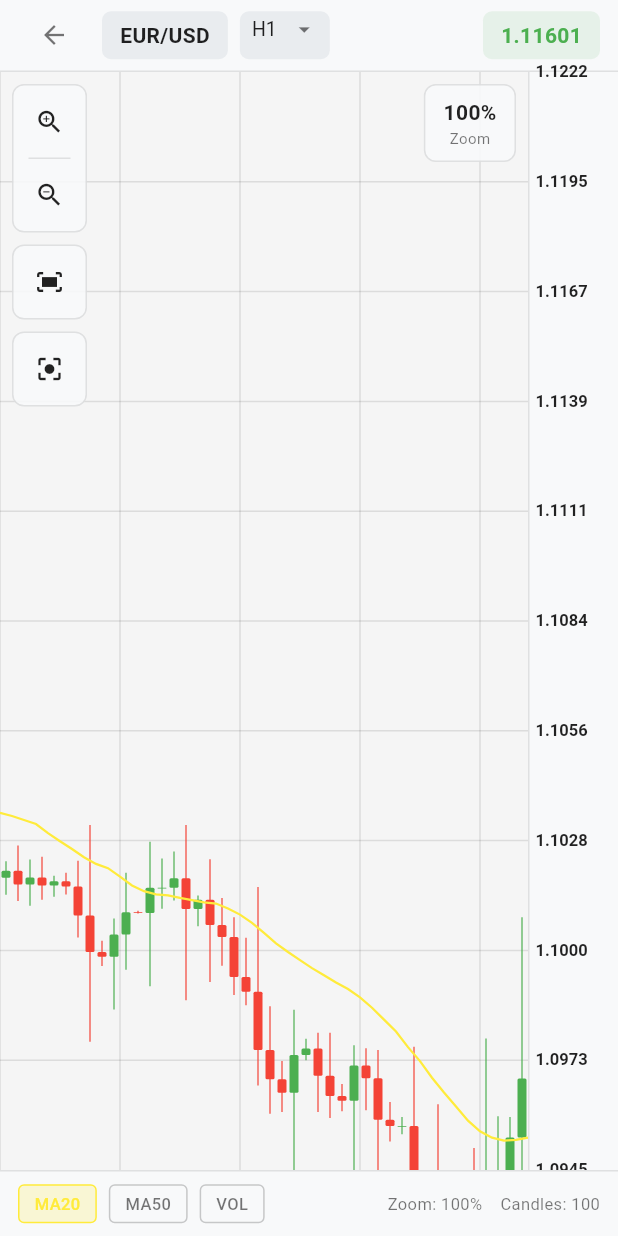
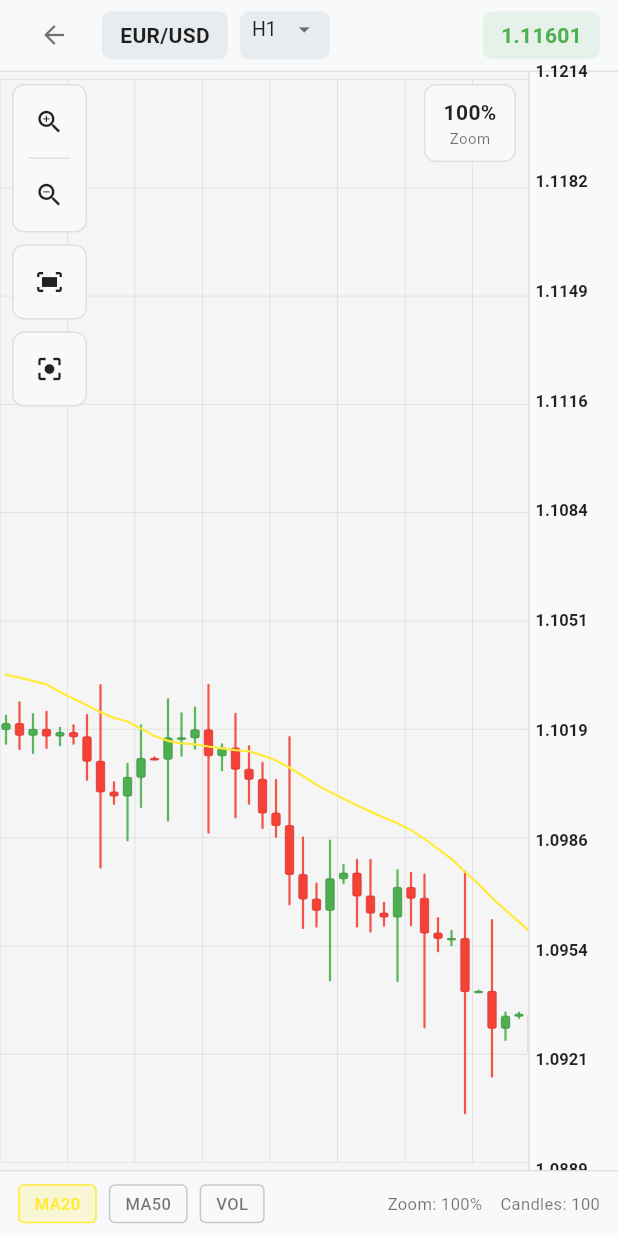
Before and after one commit to faifan143/syp_forex_app, a Flutter app: the ComprehensivePaperTradingPage screen opened directly, after a tap on the "fullscreen" icon, on a phone screen of 412 x 824 dp. Run offline on Flutter 3.47's test engine with Material 3 defaults, Android fonts, the phone set to English and light mode, and no system bars; our stand-ins replace get, iconly, pull_to_refresh, shared_preferences; accounts and stored records are empty; network calls fail.

Commit message:
Refactor FullscreenChartPage for improved candle visualization and interaction
- Enhanced candle visibility by calculating the visible range based on scroll and zoom levels.
- Implemented adaptive buffer for price range calculations to ensure better chart readability.
- Improved scroll sensitivity and zoom functionality for a more intuitive user experience.
- Added initial chart viewport settings to ensure proper display of recent data.
- Updated ChartPainter for better rendering of candles and grid lines, including improved margins and visibility adjustments.

```diff
--- a/lib/pages/fullscreen_chart_page.dart
+++ b/lib/pages/fullscreen_chart_page.dart
@@ -193,35 +193,55 @@ class _FullscreenChartPageState extends State<FullscreenChartPage>
       currentPrice = _candles.last['close']!;
     }
 
-    // Focus on recent candles (last 50) for better visualization
-    final recentCandles = _candles.length > 50
-        ? _candles.sublist(_candles.length - 50)
-        : _candles;
-
-    // Find min/max from recent candles
+    // Calculate visible candle range based on scroll and zoom
+    final startIdx = _scrollOffset.floor().clamp(0, _candles.length - 1);
+    final endIdx = (startIdx + _visibleCandleCount).clamp(0, _candles.length);
+
+    // Get visible candles for price range calculation
+    final visibleCandles = _candles.sublist(startIdx, endIdx);
+
+    // If no visible candles, use recent candles as fallback
+    final candlesForRange = visibleCandles.isNotEmpty
+        ? visibleCandles
+        : (_candles.length > 50 ? _candles.sublist(_candles.length - 50) : _candles);
+
+    // Find min/max from visible candles
     double minPrice = double.infinity;
     double maxPrice = double.negativeInfinity;
 
-    for (final candle in recentCandles) {
+    for (final candle in candlesForRange) {
       minPrice = minPrice < candle['low']! ? minPrice : candle['low']!;
       maxPrice = maxPrice > candle['high']! ? maxPrice : candle['high']!;
     }
 
-    // Ensure current price is included
-    minPrice = minPrice < currentPrice ? minPrice : currentPrice;
-    maxPrice = maxPrice > currentPrice ? maxPrice : currentPrice;
-
-    // Add a small buffer
-    final buffer = (maxPrice - minPrice) * 0.1; // 10% buffer
+    // Ensure current price is included if it's within visible range
+    if (visibleCandles.isNotEmpty) {
+      minPrice = minPrice < currentPrice ? minPrice : currentPrice;
+      maxPrice = maxPrice > currentPrice ? maxPrice : currentPrice;
+    }
+
+    // Add adaptive buffer based on price range
+    final priceRange = maxPrice - minPrice;
+    final buffer = priceRange > 0 ? (priceRange * 0.05).clamp(0.0001, 0.01) : 0.01; // 5% buffer, min 0.0001, max 0.01
+
+    // Ensure minimum price range for visibility
+    final minPriceRange = 0.001; // Minimum 0.1% range
+    if (priceRange < minPriceRange) {
+      final center = (maxPrice + minPrice) / 2;
+      minPrice = center - minPriceRange / 2;
+      maxPrice = center + minPriceRange / 2;
+    }
 
     // Check for significant price range changes
     if (_lastMinPrice != 0.0 && _lastMaxPrice != 0.0) {
       final minChange = (minPrice - buffer - _lastMinPrice).abs();
       final maxChange = (maxPrice + buffer - _lastMaxPrice).abs();
       final significantChange =
-          minChange > 0.01 || maxChange > 0.01; // 1% change threshold
-
-      if (significantChange) {}
+          minChange > 0.001 || maxChange > 0.001; // 0.1% change threshold
+
+      if (significantChange) {
+        // Price range changed significantly, update
+      }
     }
 
     setState(() {
@@ -237,8 +257,18 @@ class _FullscreenChartPageState extends State<FullscreenChartPage>
 
   void _handleScroll(double delta) {
     setState(() {
-      _scrollOffset = (_scrollOffset - delta / (_candleWidth * _zoomLevel))
-          .clamp(0, (_candles.length - _visibleCandleCount).toDouble());
+      // Calculate actual candle spacing for better scroll sensitivity
+      final actualCandleWidth = (_candleWidth * _zoomLevel).clamp(2.0, 20.0);
+      final candleSpacing = actualCandleWidth + 1.0;
+
+      // Adjust scroll sensitivity based on zoom level
+      final scrollSensitivity = 1.0 / candleSpacing;
+      final newScrollOffset = _scrollOffset - (delta * scrollSensitivity);
+
+      _scrollOffset = newScrollOffset.clamp(
+        0,
+        (_candles.length - _visibleCandleCount).toDouble().clamp(0, _candles.length.toDouble())
+      );
       _updatePriceRange();
     });
   }
@@ -251,24 +281,27 @@ class _FullscreenChartPageState extends State<FullscreenChartPage>
       // Provide haptic feedback for zoom actions
       HapticFeedback.lightImpact();
 
-      // Calculate new visible candle count
-      final newVisibleCount = (_visibleCandleCount / scale).round().clamp(
+      // Calculate new visible candle count based on zoom level
+      final baseVisibleCount = 100;
+      final newVisibleCount = (baseVisibleCount / newZoom).round().clamp(
         MIN_VISIBLE_CANDLES,
         MAX_VISIBLE_CANDLES,
       );
 
+      // Calculate actual candle spacing for focal point calculation
+      final oldCandleSpacing = (_candleWidth * oldZoom).clamp(2.0, 20.0) + 1.0;
+      final newCandleSpacing = (_candleWidth * newZoom).clamp(2.0, 20.0) + 1.0;
+
       // Adjust scroll to keep focal point stable
-      final focalCandle =
-          _scrollOffset + focalPoint.dx / (_candleWidth * oldZoom);
-      final newScrollOffset =
-          focalCandle - focalPoint.dx / (_candleWidth * newZoom);
+      final focalCandle = _scrollOffset + focalPoint.dx / oldCandleSpacing;
+      final newScrollOffset = focalCandle - focalPoint.dx / newCandleSpacing;
 
       setState(() {
         _zoomLevel = newZoom;
         _visibleCandleCount = newVisibleCount;
         _scrollOffset = newScrollOffset.clamp(
           0,
-          (_candles.length - _visibleCandleCount).toDouble(),
+          (_candles.length - _visibleCandleCount).toDouble().clamp(0, _candles.length.toDouble()),
         );
         _updatePriceRange();
       });
@@ -1045,6 +1078,23 @@ class _FullscreenChartPageState extends State<FullscreenChartPage>
       _updatePriceRange();
     });
   }
+
+  // Initialize chart with proper viewport settings
+  void _initializeChartViewport() {
+    if (_candles.isEmpty) return;
+
+    // Set initial scroll to show latest candles
+    _scrollOffset = (_candles.length - _visibleCandleCount).toDouble().clamp(
+      0,
+      _candles.length.toDouble(),
+    );
+
+    // Ensure proper initial zoom and candle count
+    _zoomLevel = 1.0;
+    _visibleCandleCount = 100;
+
+    _updatePriceRange();
+  }
 }
 
 // Chart Painter
@@ -1103,24 +1153,31 @@ class ChartPainter extends CustomPainter {
   void _drawGrid(Canvas canvas, Size size) {
     final paint = Paint()
       ..color = isDark
-          ? Colors.white.withOpacity(0.03)
+          ? Colors.white.withOpacity(0.05)
           : Colors.black.withOpacity(0.1)
-      ..strokeWidth = 1;
-
-    // Horizontal lines
-    for (int i = 1; i < 10; i++) {
-      final y = size.height * (i / 10);
+      ..strokeWidth = 0.5;
+
+    // Add margins for grid
+    final margin = 5.0;
+    final availableHeight = size.height - (2 * margin);
+
+    // Horizontal lines with proper margins
+    for (int i = 0; i <= 10; i++) {
+      final y = margin + availableHeight * (i / 10);
       canvas.drawLine(Offset(0, y), Offset(size.width, y), paint);
     }
 
-    // Vertical lines
-    final visibleWidth = candleWidth * zoomLevel * visibleCandleCount;
-    final candleSpacing = candleWidth * zoomLevel;
-
-    for (int i = 0; i < visibleCandleCount; i += 10) {
-      final x = i * candleSpacing;
-      if (x < size.width) {
-        canvas.drawLine(Offset(x, 0), Offset(x, size.height), paint);
+    // Vertical lines based on actual candle spacing
+    final actualCandleWidth = (candleWidth * zoomLevel).clamp(2.0, 20.0);
+    final candleSpacing = actualCandleWidth + 1.0;
+    final startIdx = scrollOffset.floor().clamp(0, candles.length - 1);
+    final endIdx = (startIdx + visibleCandleCount).clamp(0, candles.length);
+
+    // Draw vertical lines every 5 candles for better readability
+    for (int i = startIdx; i < endIdx; i += 5) {
+      final x = (i - scrollOffset) * candleSpacing;
+      if (x >= 0 && x <= size.width) {
+        canvas.drawLine(Offset(x, margin), Offset(x, size.height - margin), paint);
       }
     }
   }
@@ -1134,13 +1191,18 @@ class ChartPainter extends CustomPainter {
 
     final startIdx = scrollOffset.floor().clamp(0, candles.length - 1);
     final endIdx = (startIdx + visibleCandleCount).clamp(0, candles.length);
+
+    // Calculate actual candle width and spacing for better viewport utilization
+    final actualCandleWidth = (candleWidth * zoomLevel).clamp(2.0, 20.0);
+    final candleSpacing = actualCandleWidth + 1.0; // Small gap between candles
 
     int drawnCount = 0;
     for (int i = startIdx; i < endIdx && i < candles.length; i++) {
       final candle = candles[i];
-      final x = (i - scrollOffset) * candleWidth * zoomLevel;
-
-      if (x < -candleWidth * zoomLevel || x > size.width) continue;
+      final x = (i - scrollOffset) * candleSpacing;
+
+      // Skip candles outside viewport with proper bounds checking
+      if (x < -actualCandleWidth || x > size.width + actualCandleWidth) continue;
 
       final open = candle['open']!;
       final high = candle['high']!;
@@ -1149,64 +1211,95 @@ class ChartPainter extends CustomPainter {
 
       final isGreen = close >= open;
 
-      // Calculate Y positions (match Y-axis: higher prices at top)
-      // Simplified calculation: map price range to 0-height range
+      // Calculate Y positions with proper bounds checking
+      final margin = 5.0; // Top and bottom margin
+      final availableHeight = size.height - (2 * margin);
+
       final priceRatio = (open - minPrice) / priceRange;
-      final yOpen = size.height * (1 - priceRatio);
+      final yOpen = margin + availableHeight * (1 - priceRatio);
 
       final closeRatio = (close - minPrice) / priceRange;
-      final yClose = size.height * (1 - closeRatio);
+      final yClose = margin + availableHeight * (1 - closeRatio);
 
       final highRatio = (high - minPrice) / priceRange;
-      final yHigh = size.height * (1 - highRatio);
+      final yHigh = margin + availableHeight * (1 - highRatio);
 
       final lowRatio = (low - minPrice) / priceRange;
-      final yLow = size.height * (1 - lowRatio);
-
-      if (drawnCount < 2) {
-        // Only log first 2 candles to avoid spam
-      }
+      final yLow = margin + availableHeight * (1 - lowRatio);
+
+      // Clamp Y positions to stay within bounds
+      final clampedYHigh = yHigh.clamp(margin, size.height - margin);
+      final clampedYLow = yLow.clamp(margin, size.height - margin);
+      final clampedYOpen = yOpen.clamp(margin, size.height - margin);
+      final clampedYClose = yClose.clamp(margin, size.height - margin);
+
       drawnCount++;
 
-      // Draw wick
+      // Draw wick (high-low line) with improved visibility
       final wickPaint = Paint()
         ..color = isGreen
-            ? Colors.green.withOpacity(0.8)
-            : Colors.red.withOpacity(0.8)
-        ..strokeWidth = 1;
-
+            ? Colors.green.withOpacity(0.9)
+            : Colors.red.withOpacity(0.9)
+        ..strokeWidth = 1.5
+        ..strokeCap = StrokeCap.round;
+
+      final wickX = x + actualCandleWidth / 2;
       canvas.drawLine(
-        Offset(x + candleWidth * zoomLevel / 2, yHigh),
-        Offset(x + candleWidth * zoomLevel / 2, yLow),
+        Offset(wickX, clampedYHigh),
+        Offset(wickX, clampedYLow),
         wickPaint,
       );
 
-      // Draw body
+      // Draw body with improved rendering
       final bodyPaint = Paint()
         ..color = isGreen ? Colors.green : Colors.red
         ..style = PaintingStyle.fill;
 
-      final bodyTop = yOpen < yClose ? yOpen : yClose;
-      final bodyHeight = (yClose - yOpen).abs();
+      final bodyTop = clampedYOpen < clampedYClose ? clampedYOpen : clampedYClose;
+      final bodyHeight = (clampedYClose - clampedYOpen).abs();
 
       // Ensure minimum body height for visibility
-      final minBodyHeight = 0.5;
+      final minBodyHeight = 1.0;
       final actualBodyHeight = bodyHeight < minBodyHeight
           ? minBodyHeight
           : bodyHeight;
 
+      // Calculate body width with padding
+      final bodyWidth = (actualCandleWidth * 0.7).clamp(2.0, 15.0);
+      final bodyX = x + (actualCandleWidth - bodyWidth) / 2;
+
+      // Draw body rectangle with rounded corners
       canvas.drawRRect(
         RRect.fromRectAndRadius(
           Rect.fromLTWH(
-            x + 1,
+            bodyX,
             bodyTop,
-            candleWidth * zoomLevel - 2,
+            bodyWidth,
             actualBodyHeight,
           ),
           const Radius.circular(1),
         ),
         bodyPaint,
       );
+
+      // Draw body outline for better definition
+      final outlinePaint = Paint()
+        ..color = isGreen ? Colors.green.shade700 : Colors.red.shade700
+        ..style = PaintingStyle.stroke
+        ..strokeWidth = 0.5;
+
+      canvas.drawRRect(
+        RRect.fromRectAndRadius(
+          Rect.fromLTWH(
+            bodyX,
+            bodyTop,
+            bodyWidth,
+            actualBodyHeight,
+          ),
+          const Radius.circular(1),
+        ),
+        outlinePaint,
+      );
     }
   }
 
@@ -1216,13 +1309,22 @@ class ChartPainter extends CustomPainter {
     final paint = Paint()
       ..color = color
       ..strokeWidth = 1.5
-      ..style = PaintingStyle.stroke;
+      ..style = PaintingStyle.stroke
+      ..strokeCap = StrokeCap.round;
 
     final path = Path();
     bool firstPoint = true;
 
     final startIdx = scrollOffset.floor();
     final endIdx = (startIdx + visibleCandleCount + 1).clamp(0, candles.length);
+
+    // Calculate actual candle spacing
+    final actualCandleWidth = (candleWidth * zoomLevel).clamp(2.0, 20.0);
+    final candleSpacing = actualCandleWidth + 1.0;
+
+    // Add margins for MA calculation
+    final margin = 5.0;
+    final availableHeight = size.height - (2 * margin);
 
     for (int i = startIdx; i < endIdx && i < candles.length; i++) {
       if (i < period - 1) continue;
@@ -1233,16 +1335,19 @@ class ChartPainter extends CustomPainter {
       }
       final ma = sum / period;
 
-      final x = (i - scrollOffset) * candleWidth * zoomLevel;
-      final y = size.height * (1 - (ma - minPrice) / (maxPrice - minPrice));
-
-      if (x < -candleWidth || x > size.width) continue;
+      final x = (i - scrollOffset) * candleSpacing + actualCandleWidth / 2;
+      final y = margin + availableHeight * (1 - (ma - minPrice) / (maxPrice - minPrice));
+
+      // Clamp Y position to stay within bounds
+      final clampedY = y.clamp(margin, size.height - margin);
+
+      if (x < -actualCandleWidth || x > size.width + actualCandleWidth) continue;
 
       if (firstPoint) {
-        path.moveTo(x, y);
+        path.moveTo(x, clampedY);
         firstPoint = false;
       } else {
-        path.lineTo(x, y);
+        path.lineTo(x, clampedY);
       }
     }
 
@@ -1253,17 +1358,20 @@ class ChartPainter extends CustomPainter {
     if (crosshairPosition == null) return;
 
     final paint = Paint()
-      ..color = Colors.white.withOpacity(0.3)
+      ..color = Colors.white.withOpacity(0.4)
       ..strokeWidth = 0.5;
 
-    // Vertical line
+    // Add margins for crosshair
+    final margin = 5.0;
+
+    // Vertical line with margins
     canvas.drawLine(
-      Offset(crosshairPosition!.dx, 0),
-      Offset(crosshairPosition!.dx, size.height),
+      Offset(crosshairPosition!.dx, margin),
+      Offset(crosshairPosition!.dx, size.height - margin),
       paint,
     );
 
-    // Horizontal line
+    // Horizontal line with margins
     canvas.drawLine(
       Offset(0, crosshairPosition!.dy),
       Offset(size.width, crosshairPosition!.dy),
--- a/lib/pages/home_page.dart
+++ b/lib/pages/home_page.dart
@@ -16,7 +16,10 @@ class _HomePageState extends State<HomePage> {
     // Load forex dashboard data when page loads
     WidgetsBinding.instance.addPostFrameCallback((_) async {
       final forexProvider = Get.find<ForexProvider>();
+      // Force refresh to bypass cache and get real API data
+      print('HomePage: Loading forex dashboard...');
       await forexProvider.loadForexDashboard(forceRefresh: true);
+      print('HomePage: Dashboard loading completed');
     });
   }
 
--- a/lib/providers/paper_trading_provider.dart
+++ b/lib/providers/paper_trading_provider.dart
@@ -274,8 +274,8 @@ class PaperTradingProvider extends GetxController {
       }
     }
 
-    // Start timer to advance through M1 data
-    _simulationTimer = Timer.periodic(const Duration(seconds: 1), (timer) {
+    // Start timer to advance through M1 data (5 seconds for balanced simulation)
+    _simulationTimer = Timer.periodic(const Duration(seconds: 5), (timer) {
       _advanceSimulationData();
     });
   }
@@ -534,6 +534,12 @@ class PaperTradingProvider extends GetxController {
       return false;
     }
 
+    // Prevent positions from being closed immediately after creation (within 10 seconds)
+    final timeSinceOpen = DateTime.now().difference(position.openTime);
+    if (timeSinceOpen.inSeconds < 10) {
+      return false;
+    }
+
     bool shouldClose = false;
     String reason = '';
 
@@ -555,9 +561,6 @@ class PaperTradingProvider extends GetxController {
         shouldClose = true;
         reason = 'Take Profit Hit';
       }
-    }
-
-    if (shouldClose) {
     }
 
     return shouldClose;
```
Also changed, not shown: lib/providers/forex_provider.dart (+64 -12 lines), lib/services/forex_data_processor.dart (+25 -17 lines).
